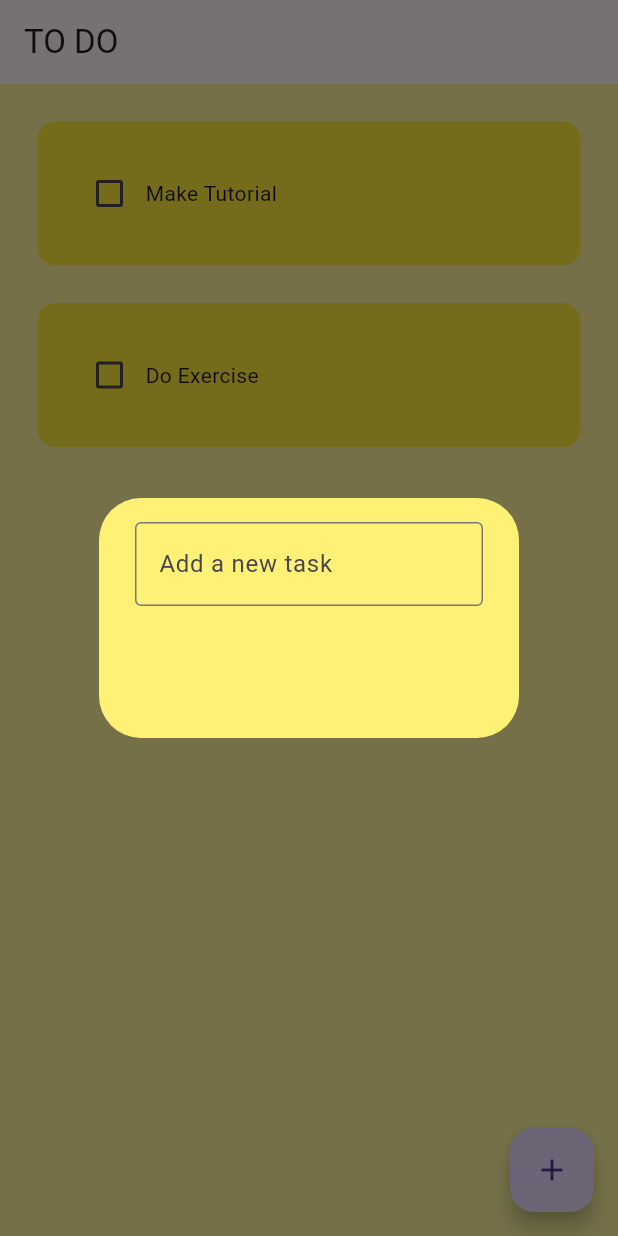
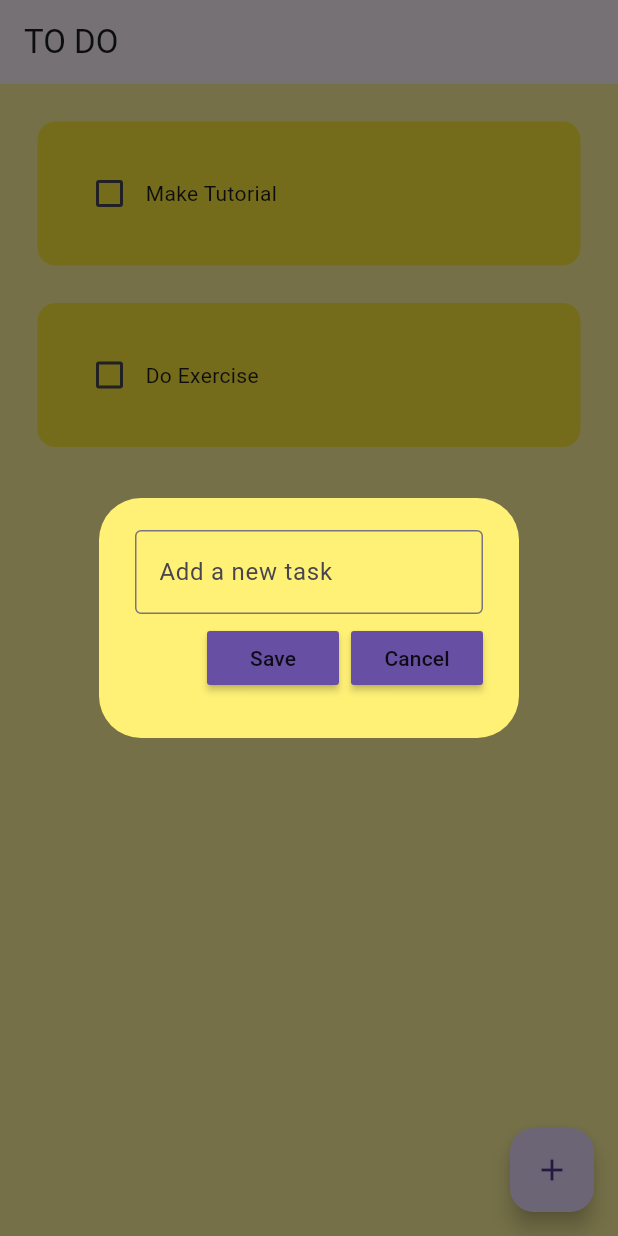
Before and after one commit to Keyaeugene/To_Do_App, a Flutter app: the screen it shows after launch, after a tap on the "add" icon, on a phone screen of 412 x 824 dp. Run offline on Flutter 3.47's test engine with Material 3 defaults, Android fonts, the phone set to English and light mode, and no system bars; drawn by our look-alikes of flutter_slidable.

Commit message:
fixed the delete option

```diff
--- a/lib/home_page.dart
+++ b/lib/home_page.dart
@@ -10,6 +10,8 @@ class HomePage extends StatefulWidget {
 }
 
 class _HomePageState extends State<HomePage> {
+  //  text controller
+  final _controller = TextEditingController();
   //list of todo tasks
   List toDoList = [
     ["Make Tutorial", false],
@@ -23,14 +25,34 @@ class _HomePageState extends State<HomePage> {
     });
   }
 
+//save new task
+  void saveNewTask() {
+    setState(() {
+      toDoList.add([_controller.text, false]);
+      _controller.clear();
+    });
+    Navigator.of(context).pop();
+  }
+
 //create new task
   void createNewTask() {
     showDialog(
       context: context,
       builder: (context) {
-        return DialogBox();
+        return DialogBox(
+          controller: _controller,
+          onSave: saveNewTask,
+          onCancel: () => Navigator.of(context).pop(),
+        );
       },
     );
+  }
+
+  //delete task
+  void deleteTask(int index) {
+    setState(() {
+      toDoList.removeAt(index);
+    });
   }
 
   @override
@@ -52,6 +74,7 @@ class _HomePageState extends State<HomePage> {
             taskName: toDoList[index][0],
             taskCompleted: toDoList[index][1],
             onChanged: (value) => checkBoxChanged(value, index),
+            deleteFunction: (context) => deleteTask(index),
           );
         },
       ),
--- a/lib/util/dialog_box.dart
+++ b/lib/util/dialog_box.dart
@@ -1,7 +1,17 @@
+import 'package:firstly/util/my_button.dart';
 import 'package:flutter/material.dart';
 
 class DialogBox extends StatelessWidget {
-  const DialogBox({super.key});
+  final controller;
+  VoidCallback onSave;
+  VoidCallback onCancel;
+
+  DialogBox({
+    super.key,
+    required this.controller,
+    required this.onSave,
+    required this.onCancel,
+  });
 
   @override
   Widget build(BuildContext context) {
@@ -9,9 +19,11 @@ class DialogBox extends StatelessWidget {
       backgroundColor: Colors.yellow[300],
       content: Container(
         height: 120,
-        child: Column(children: [
-//get user input
+        child:
+            Column(mainAxisAlignment: MainAxisAlignment.spaceEvenly, children: [
+          //get user input
           TextField(
+            controller: controller,
             decoration: InputDecoration(
               border: OutlineInputBorder(),
               hintText: "Add a new task",
@@ -20,10 +32,14 @@ class DialogBox extends StatelessWidget {
 
           //buttons -> save + cancel
           Row(
+            mainAxisAlignment: MainAxisAlignment.end,
             children: [
               //save button
+              MyButton(text: "Save", onPressed: onSave),
 
+              const SizedBox(width: 8),
               //cancel button
+              MyButton(text: "Cancel", onPressed: onCancel),
             ],
           )
         ]),
--- /dev/null
+++ b/lib/util/my_button.dart
@@ -0,0 +1,20 @@
+import 'package:flutter/material.dart';
+
+class MyButton extends StatelessWidget {
+  final String text;
+  VoidCallback onPressed;
+  MyButton({
+    super.key,
+    required this.text,
+    required this.onPressed,
+  });
+
+  @override
+  Widget build(BuildContext context) {
+    return MaterialButton(
+      onPressed: onPressed,
+      color: Theme.of(context).primaryColor,
+      child: Text(text),
+    );
+  }
+}
--- a/lib/util/todo_tile.dart
+++ b/lib/util/todo_tile.dart
@@ -1,21 +1,35 @@
 import 'package:flutter/material.dart';
+import 'package:flutter_slidable/flutter_slidable.dart';
 
 class ToDoTile extends StatelessWidget {
   final String taskName;
   final bool taskCompleted;
   Function(bool?)? onChanged;
+  Function(BuildContext)? deleteFunction;
 
   ToDoTile({
     super.key,
     required this.taskName,
     required this.taskCompleted,
     required this.onChanged,
+    required this.deleteFunction,
   });
 
   @override
   Widget build(BuildContext context) {
     return Padding(
       padding: const EdgeInsets.only(left: 25.0, right: 25, top: 25),
+      child: Slidable(
+        endActionPane: ActionPane(
+          motion: StretchMotion(),
+          children: [
+            SlidableAction(
+              onPressed: deleteFunction,
+              icon: Icons.delete,
+              backgroundColor: Colors.red.shade300,
+            )
+          ],
+        ),
         child: Container(
           padding: EdgeInsets.all(24),
           decoration: BoxDecoration(
@@ -43,6 +57,7 @@ class ToDoTile extends StatelessWidget {
             ],
           ),
         ),
+      ),
     );
   }
 }
--- a/pubspec.yaml
+++ b/pubspec.yaml
@@ -35,6 +35,7 @@ dependencies:
   # The following adds the Cupertino Icons font to your application.
   # Use with the CupertinoIcons class for iOS style icons.
   cupertino_icons: ^1.0.2
+  flutter_slidable: ^1.2.0
 
 dev_dependencies:
   flutter_test:
```
Also changed, not shown: pubspec.lock. Lines whose indentation alone changed are shown as unchanged.
